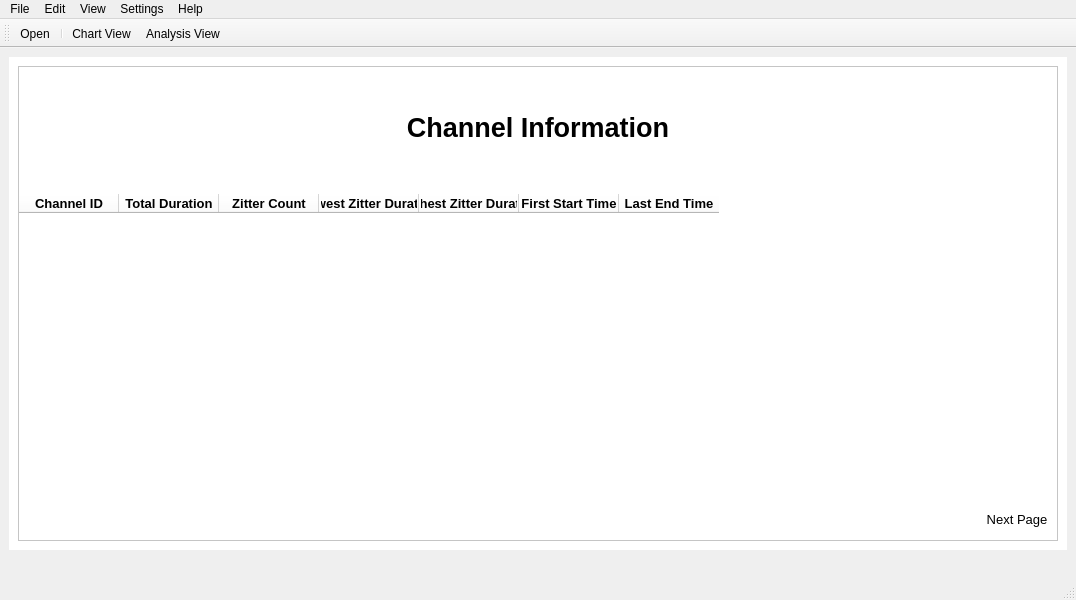
Mahdi3M/TRP-Chart, file lib/interface.ui: the form before one commit.
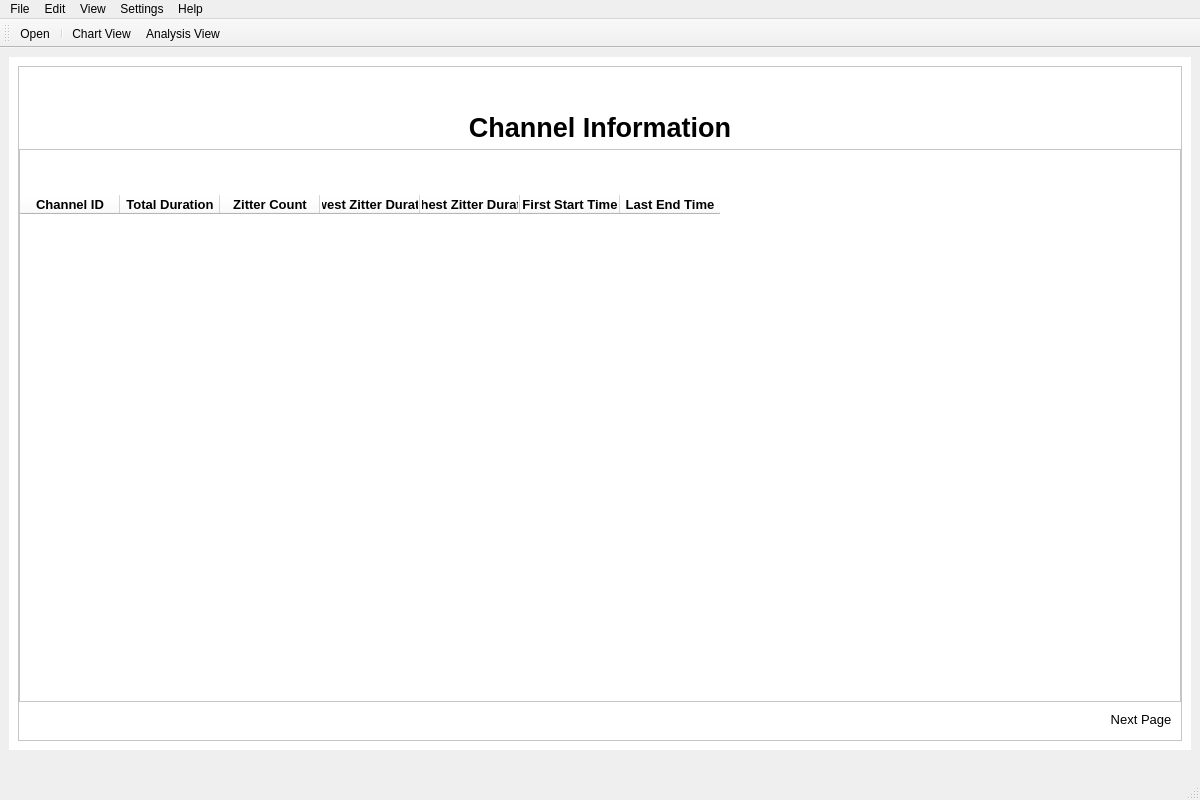
The form after the commit. The open tabs and pages were chosen to show the change. Icons and pictures are not drawn.

```diff
--- a/lib/interface.ui
+++ b/lib/interface.ui
@@ -6,8 +6,8 @@
    <rect>
     <x>0</x>
     <y>0</y>
-    <width>1076</width>
-    <height>600</height>
+    <width>1200</width>
+    <height>800</height>
    </rect>
   </property>
   <property name="sizePolicy">
@@ -145,36 +145,12 @@
             </widget>
            </item>
            <item>
-            <widget class="QScrollArea" name="scrollArea">
-             <property name="sizePolicy">
-              <sizepolicy hsizetype="Preferred" vsizetype="Expanding">
-               <horstretch>0</horstretch>
-               <verstretch>0</verstretch>
-              </sizepolicy>
-             </property>
+            <widget class="QFrame" name="tableFrame">
              <property name="frameShape">
-              <enum>QFrame::NoFrame</enum>
+              <enum>QFrame::StyledPanel</enum>
              </property>
-             <property name="widgetResizable">
-              <bool>true</bool>
-             </property>
-             <widget class="QWidget" name="scrollAreaWidgetContents">
-              <property name="geometry">
-               <rect>
-                <x>0</x>
-                <y>0</y>
-                <width>98</width>
-                <height>130</height>
-               </rect>
-              </property>
-              <property name="sizePolicy">
-               <sizepolicy hsizetype="Preferred" vsizetype="Preferred">
-                <horstretch>0</horstretch>
-                <verstretch>0</verstretch>
-               </sizepolicy>
-              </property>
-              <property name="styleSheet">
-               <string notr="true">border:None;</string>
+             <property name="frameShadow">
+              <enum>QFrame::Raised</enum>
               </property>
               <layout class="QHBoxLayout" name="horizontalLayout_2">
                <property name="leftMargin">
@@ -200,6 +176,9 @@
                  <property name="autoFillBackground">
                   <bool>true</bool>
                  </property>
+                <property name="styleSheet">
+                 <string notr="true">border:None; text-align:center;</string>
+                </property>
                  <property name="alternatingRowColors">
                   <bool>true</bool>
                  </property>
@@ -312,7 +291,6 @@
                </item>
               </layout>
              </widget>
-            </widget>
            </item>
            <item>
             <widget class="QFrame" name="buttonFrame">
@@ -707,7 +685,7 @@
     <rect>
      <x>0</x>
      <y>0</y>
-     <width>1076</width>
+     <width>1200</width>
      <height>26</height>
     </rect>
    </property>
```
Left out of the diff: 2 changed lines with no effect on the pictures. Lines whose indentation alone changed are shown as unchanged.
